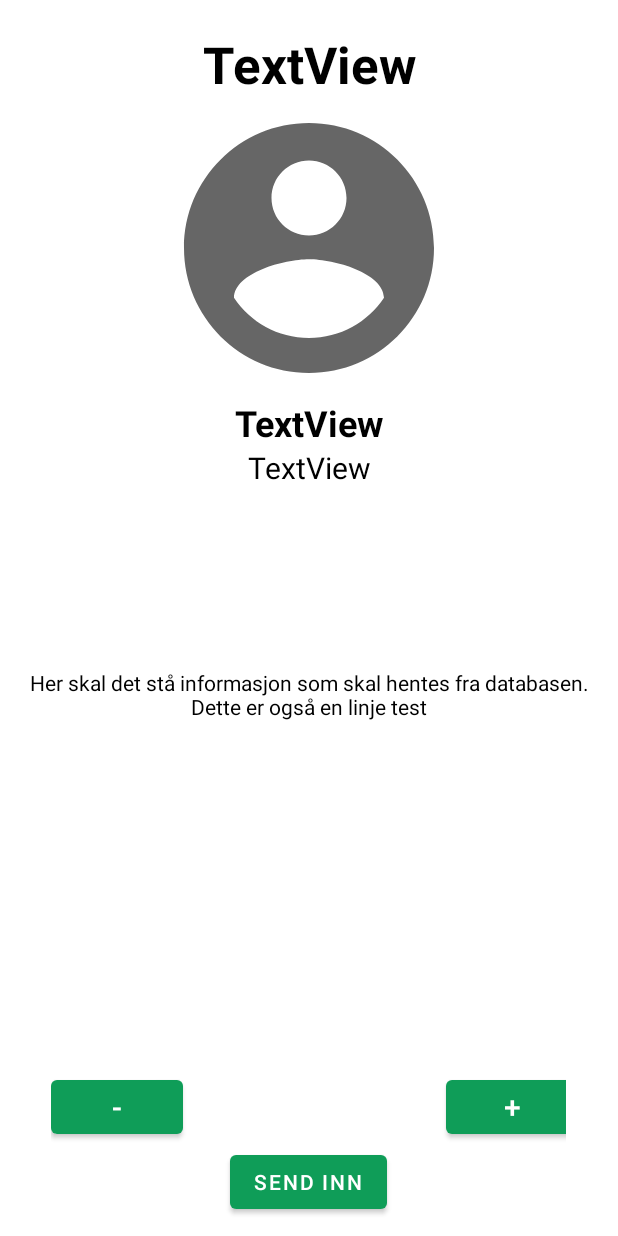
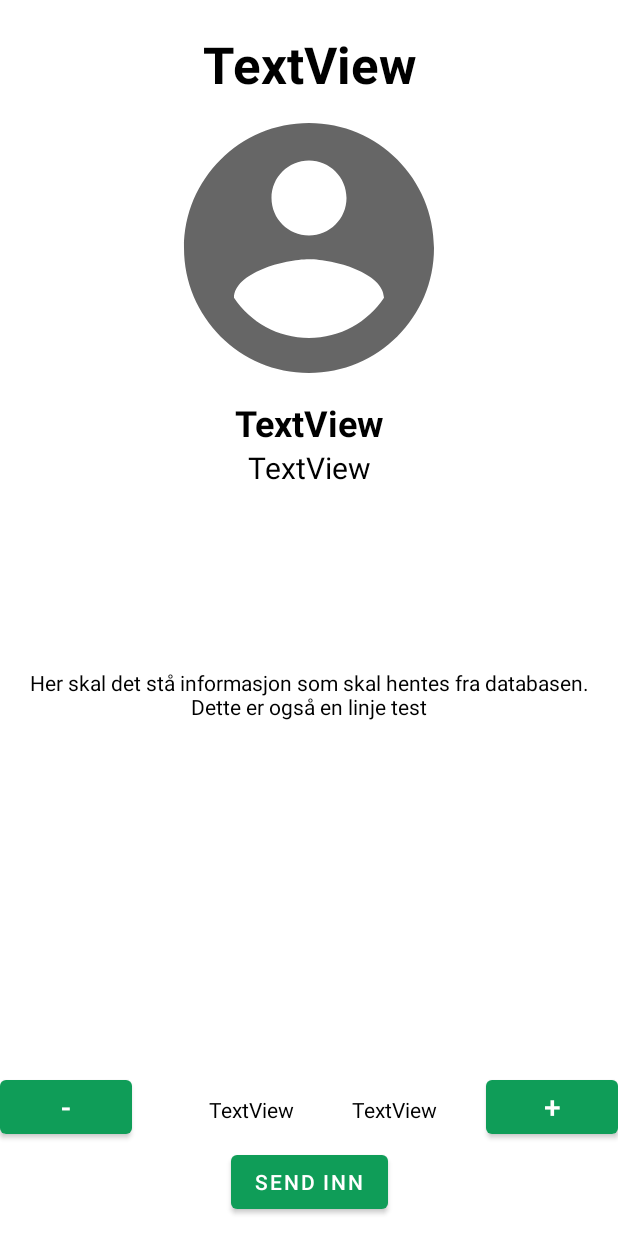
Before and after one commit to Mikebrowski/greenpay_c, an Android app: the layout details_fragment.xml on its own in the app's theme, with its tools: preview values and no code run, on a phone screen of 412 x 824 dp. Run offline under Robolectric (Android 15) with nearby library versions, the phone set to English and light mode, and no system bars; Roboto replaces fonts that are not available here.

```diff
--- a/app/src/main/java/fragment/FirstFragment.java
+++ b/app/src/main/java/fragment/FirstFragment.java
@@ -226,7 +226,7 @@ public class FirstFragment extends Fragment implements FragmentRecycleView.FragR
 
             //Fragment fragment = detailsFragment.newInstance(datalist.toString().);
 
-            Fragment fragment = detailsFragment.newInstance(datalist.get(posIntFragRes).getType(),datalist.get(posIntFragRes).getName()
+            Fragment fragment = DetailsFragment.newInstance(datalist.get(posIntFragRes).getType(),datalist.get(posIntFragRes).getName()
                     ,datalist.get(posIntFragRes).getPoints(), datalist.get(posIntFragRes).getDescription());
 
             FragmentTransaction transaction = requireActivity().getSupportFragmentManager().beginTransaction();
--- a/app/src/main/res/layout/details_fragment.xml
+++ b/app/src/main/res/layout/details_fragment.xml
@@ -64,7 +64,7 @@
 
     <androidx.gridlayout.widget.GridLayout
         android:id="@+id/gridLayout3"
-        android:layout_width="343dp"
+        android:layout_width="0dp"
         android:layout_height="50dp"
         android:layout_marginBottom="60dp"
         app:layout_constraintBottom_toBottomOf="parent"
@@ -84,19 +84,6 @@
             app:layout_column="0"
             app:layout_row="1" />
 
-        <TextView
-            android:id="@+id/pointsAmount"
-            android:layout_width="150dp"
-            android:layout_height="33dp"
-            android:layout_marginStart="10dp"
-            android:layout_marginTop="-10dp"
-            android:layout_marginEnd="15dp"
-            android:layout_marginBottom="10dp"
-            android:gravity="center"
-            android:rotationX="0"
-            app:layout_column="2"
-            app:layout_row="1" />
-
         <Button
             android:id="@+id/plusB"
             android:layout_width="wrap_content"
@@ -106,14 +93,38 @@
             app:layout_column="4"
             app:layout_row="1" />
 
+        <TextView
+            android:id="@+id/totalValuedetails"
+            android:layout_width="95dp"
+            android:layout_height="35dp"
+            android:layout_marginStart="32dp"
+            android:layout_marginBottom="36dp"
+            android:gravity="center"
+            android:text="TextView"
+            app:layout_column="1"
+            app:layout_row="1" />
+
+        <TextView
+            android:id="@+id/pointsAmount"
+            android:layout_width="95dp"
+            android:layout_height="35dp"
+            android:layout_marginEnd="12dp"
+            android:layout_marginBottom="36dp"
+            android:gravity="center"
+            android:text="TextView"
+            app:layout_column="2"
+            app:layout_row="1" />
+
     </androidx.gridlayout.widget.GridLayout>
 
     <Button
-        android:id="@+id/button"
+        android:id="@+id/sendIntoDBB"
         android:layout_width="wrap_content"
         android:layout_height="wrap_content"
         android:text="Send inn"
         app:layout_constraintEnd_toEndOf="@+id/gridLayout3"
         app:layout_constraintStart_toStartOf="@+id/gridLayout3"
         app:layout_constraintTop_toBottomOf="@+id/gridLayout3" />
+
+
 </androidx.constraintlayout.widget.ConstraintLayout>
--- a/app/src/main/res/layout/recyclesearchfragment.xml
+++ b/app/src/main/res/layout/recyclesearchfragment.xml
@@ -10,11 +10,11 @@
     cardview:cardCornerRadius="4dp"
     >
 
+
     <LinearLayout
         android:layout_width="match_parent"
         android:layout_height="match_parent"
         android:orientation="vertical">
-
 
         <TextView
             android:id="@+id/typetxt"
@@ -55,4 +55,6 @@
 
     </LinearLayout>
 
+
+
 </androidx.cardview.widget.CardView>
```
Also changed, not shown: app/src/main/java/fragment/DetailsFragment.java (+16 -9 lines), app/src/main/java/fragment/Highscorekotlin.kt (+3 -63 lines), app/src/main/java/fragment/detailsFragment.java (deleted, +0 -223 lines), app/src/main/res/layout/login_activity.xml (+31 -38 lines).
